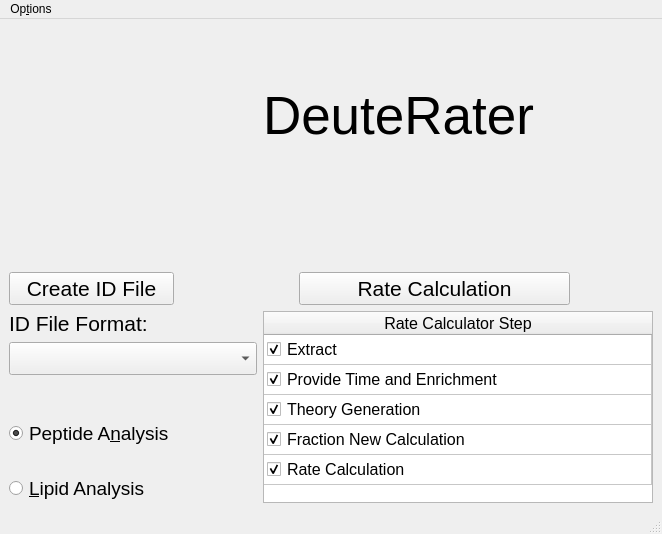
Before: the Qt Designer form ui_files/Main_Menu.ui in JC-Price/DeuteRater, drawn with Qt 5.
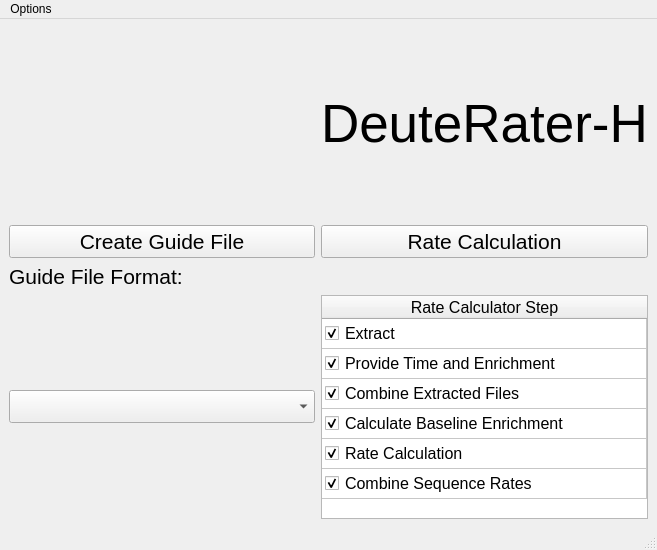
After: the same form once the commit is applied. Icons and pictures are not drawn.

```diff
--- a/ui_files/Main_Menu.ui
+++ b/ui_files/Main_Menu.ui
@@ -6,8 +6,8 @@
    <rect>
     <x>0</x>
     <y>0</y>
-    <width>662</width>
-    <height>534</height>
+    <width>657</width>
+    <height>550</height>
    </rect>
   </property>
   <property name="windowTitle">
@@ -15,7 +15,7 @@
   </property>
   <widget class="QWidget" name="centralwidget">
    <layout class="QGridLayout" name="gridLayout">
-    <item row="0" column="0" rowspan="5" colspan="2">
+    <item row="0" column="0">
      <widget class="QLabel" name="Logo">
       <property name="sizePolicy">
        <sizepolicy hsizetype="MinimumExpanding" vsizetype="MinimumExpanding">
@@ -40,20 +40,7 @@
       </property>
      </widget>
     </item>
-    <item row="0" column="4">
-     <spacer name="verticalSpacer_2">
-      <property name="orientation">
-       <enum>Qt::Vertical</enum>
-      </property>
-      <property name="sizeHint" stdset="0">
-       <size>
-        <width>20</width>
-        <height>44</height>
-       </size>
-      </property>
-     </spacer>
-    </item>
-    <item row="1" column="3" colspan="2">
+    <item row="0" column="1">
      <widget class="QLabel" name="Title">
       <property name="font">
        <font>
@@ -61,51 +48,12 @@
        </font>
       </property>
       <property name="text">
-       <string>DeuteRater</string>
+       <string>DeuteRater-H</string>
       </property>
      </widget>
     </item>
-    <item row="2" column="3" colspan="2">
-     <spacer name="horizontalSpacer_2">
-      <property name="orientation">
-       <enum>Qt::Horizontal</enum>
-      </property>
-      <property name="sizeHint" stdset="0">
-       <size>
-        <width>282</width>
-        <height>20</height>
-       </size>
-      </property>
-     </spacer>
-    </item>
-    <item row="4" column="4">
-     <spacer name="verticalSpacer">
-      <property name="orientation">
-       <enum>Qt::Vertical</enum>
-      </property>
-      <property name="sizeHint" stdset="0">
-       <size>
-        <width>20</width>
-        <height>65</height>
-       </size>
-      </property>
-     </spacer>
-    </item>
-    <item row="5" column="3" colspan="3">
-     <spacer name="horizontalSpacer_3">
-      <property name="orientation">
-       <enum>Qt::Horizontal</enum>
-      </property>
-      <property name="sizeHint" stdset="0">
-       <size>
-        <width>371</width>
-        <height>17</height>
-       </size>
-      </property>
-     </spacer>
-    </item>
-    <item row="6" column="0" colspan="2">
-     <widget class="QPushButton" name="IDFileButton">
+    <item row="1" column="0">
+     <widget class="QPushButton" name="GuideFileButton">
       <property name="sizePolicy">
        <sizepolicy hsizetype="Expanding" vsizetype="Fixed">
         <horstretch>0</horstretch>
@@ -118,24 +66,11 @@
        </font>
       </property>
       <property name="text">
-       <string>Create ID File</string>
+       <string>Create Guide File</string>
       </property>
      </widget>
     </item>
-    <item row="6" column="2" colspan="2">
-     <spacer name="horizontalSpacer_4">
-      <property name="orientation">
-       <enum>Qt::Horizontal</enum>
-      </property>
-      <property name="sizeHint" stdset="0">
-       <size>
-        <width>78</width>
-        <height>30</height>
-       </size>
-      </property>
-     </spacer>
-    </item>
-    <item row="6" column="4">
+    <item row="1" column="1">
      <widget class="QPushButton" name="RateCalculationButton">
       <property name="sizePolicy">
        <sizepolicy hsizetype="Expanding" vsizetype="Fixed">
@@ -153,20 +88,7 @@
       </property>
      </widget>
     </item>
-    <item row="6" column="5">
-     <spacer name="horizontalSpacer_6">
-      <property name="orientation">
-       <enum>Qt::Horizontal</enum>
-      </property>
-      <property name="sizeHint" stdset="0">
-       <size>
-        <width>61</width>
-        <height>17</height>
-       </size>
-      </property>
-     </spacer>
-    </item>
-    <item row="7" column="0" colspan="2">
+    <item row="2" column="0">
      <widget class="QLabel" name="label">
       <property name="font">
        <font>
@@ -174,77 +96,27 @@
        </font>
       </property>
       <property name="text">
-       <string>ID File Format:</string>
+       <string>Guide File Format:</string>
       </property>
      </widget>
     </item>
-    <item row="11" column="0" colspan="2">
-     <widget class="QRadioButton" name="PeptideButton">
+    <item row="3" column="0">
+     <widget class="QComboBox" name="guide_file_options">
       <property name="font">
        <font>
-        <pointsize>14</pointsize>
+        <pointsize>16</pointsize>
        </font>
       </property>
-      <property name="text">
-       <string>Peptide A&amp;nalysis</string>
-      </property>
-      <property name="checked">
-       <bool>true</bool>
-      </property>
      </widget>
     </item>
-    <item row="12" column="0" colspan="2">
-     <widget class="QRadioButton" name="LipidButton">
-      <property name="font">
-       <font>
-        <pointsize>14</pointsize>
-       </font>
-      </property>
-      <property name="text">
-       <string>&amp;Lipid Analysis</string>
-      </property>
-     </widget>
-    </item>
-    <item row="11" column="1">
-     <spacer name="verticalSpacer_3">
-      <property name="orientation">
-       <enum>Qt::Vertical</enum>
-      </property>
-      <property name="sizeHint" stdset="0">
-       <size>
-        <width>18</width>
-        <height>28</height>
-       </size>
-      </property>
-     </spacer>
-    </item>
-    <item row="12" column="0" colspan="3">
-     <spacer name="horizontalSpacer_5">
-      <property name="orientation">
-       <enum>Qt::Horizontal</enum>
-      </property>
-      <property name="sizeHint" stdset="0">
-       <size>
-        <width>261</width>
-        <height>20</height>
-       </size>
-      </property>
-     </spacer>
-    </item>
-    <item row="7" column="3" rowspan="6" colspan="3">
+    <item row="3" column="1">
      <widget class="QTableWidget" name="RequestedStepsTable">
       <property name="sizePolicy">
-       <sizepolicy hsizetype="Expanding" vsizetype="Fixed">
+       <sizepolicy hsizetype="Expanding" vsizetype="MinimumExpanding">
         <horstretch>0</horstretch>
         <verstretch>0</verstretch>
        </sizepolicy>
       </property>
-      <property name="minimumSize">
-       <size>
-        <width>0</width>
-        <height>192</height>
-       </size>
-      </property>
       <property name="font">
        <font>
         <pointsize>12</pointsize>
@@ -254,7 +126,7 @@
        <set>QAbstractItemView::NoEditTriggers</set>
       </property>
       <property name="rowCount">
-       <number>5</number>
+       <number>6</number>
       </property>
       <attribute name="horizontalHeaderCascadingSectionResizes">
        <bool>false</bool>
@@ -277,6 +149,7 @@
       <row/>
       <row/>
       <row/>
+      <row/>
       <column>
        <property name="text">
         <string>Rate Calculator Step</string>
@@ -300,7 +173,7 @@
       </item>
       <item row="2" column="0">
        <property name="text">
-        <string>Theory Generation</string>
+        <string>Combine Extracted Files</string>
        </property>
        <property name="checkState">
         <enum>Checked</enum>
@@ -308,7 +181,7 @@
       </item>
       <item row="3" column="0">
        <property name="text">
-        <string>Fraction New Calculation</string>
+        <string>Calculate Baseline Enrichment</string>
        </property>
        <property name="checkState">
         <enum>Checked</enum>
@@ -322,15 +195,14 @@
         <enum>Checked</enum>
        </property>
       </item>
-     </widget>
-    </item>
-    <item row="8" column="0" colspan="3">
-     <widget class="QComboBox" name="id_file_options">
-      <property name="font">
-       <font>
-        <pointsize>16</pointsize>
-       </font>
-      </property>
+      <item row="5" column="0">
+       <property name="text">
+        <string>Combine Sequence Rates</string>
+       </property>
+       <property name="checkState">
+        <enum>Checked</enum>
+       </property>
+      </item>
      </widget>
     </item>
    </layout>
@@ -340,13 +212,13 @@
     <rect>
      <x>0</x>
      <y>0</y>
-     <width>662</width>
-     <height>22</height>
+     <width>657</width>
+     <height>21</height>
     </rect>
    </property>
    <widget class="QMenu" name="menuOptions">
     <property name="title">
-     <string>Op&amp;tions</string>
+     <string>Options</string>
     </property>
     <addaction name="actionID_File_Settings"/>
     <addaction name="actionSettings"/>
```
Left out of the diff: 11 changed lines with no effect on the pictures.
